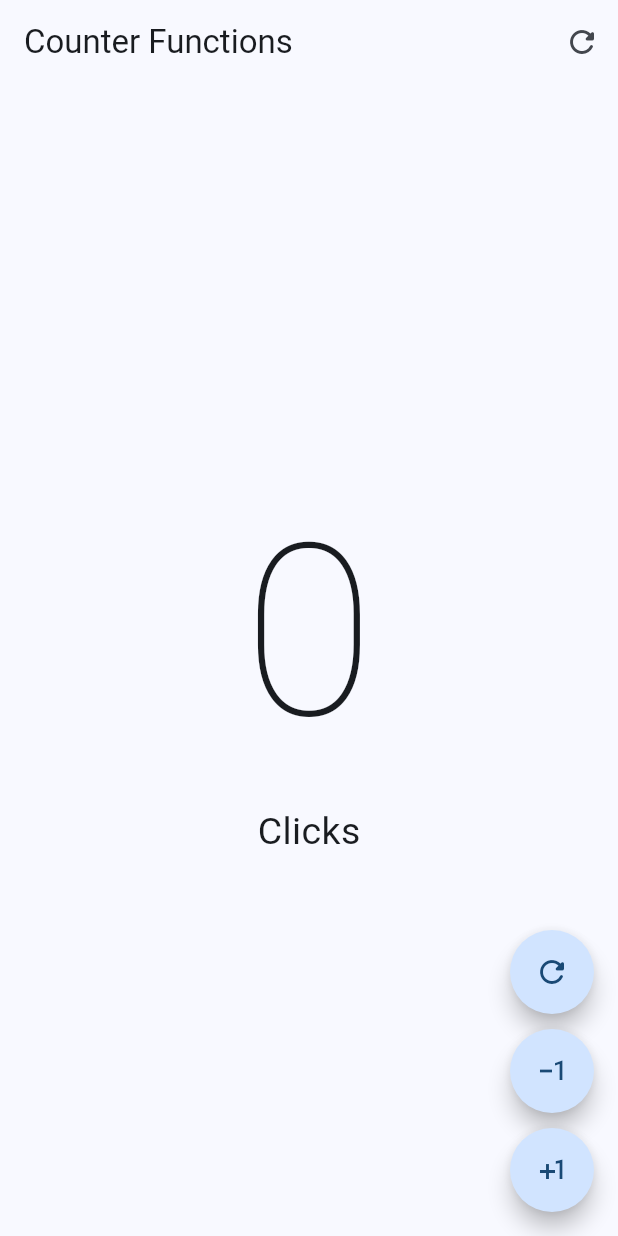
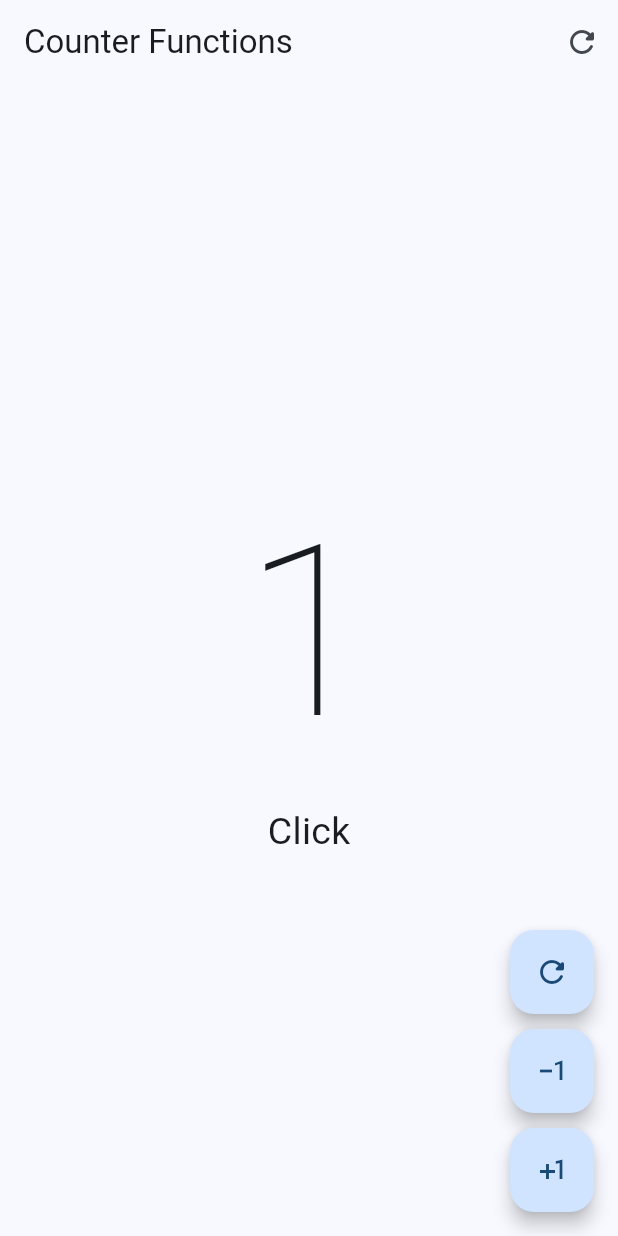
Before and after one commit to camiloaacevedo/flutter-hello-world-app, a Flutter app: the screen it shows after launch, after a tap on the "plus one" icon, on a phone screen of 412 x 824 dp. Run offline on Flutter 3.47's test engine with Material 3 defaults, Android fonts, the phone set to English and light mode, and no system bars.

Commit message:
app finished

```diff
--- a/lib/presentation/screens/counter/counter_functions_screen.dart
+++ b/lib/presentation/screens/counter/counter_functions_screen.dart
@@ -52,15 +52,34 @@ class _CounterFunctionsScreenState extends State<CounterFunctionsScreen> {
       floatingActionButton: Column(
         mainAxisAlignment: MainAxisAlignment.end,
         children: [
-          CustomButton(icon: Icons.refresh_rounded),
+          CustomButton(
+            icon: Icons.refresh_rounded,
+            onPressed: () {
+              clickCounter = 0;
+              setState(() {});
+            },
+          ),
 
           SizedBox(height: 10),
 
-          CustomButton(icon: Icons.exposure_minus_1_outlined),
+          CustomButton(
+            icon: Icons.exposure_minus_1_outlined,
+            onPressed: () {
+              if (clickCounter == 0) return;
+              clickCounter--;
+              setState(() {});
+            },
+          ),
 
           SizedBox(height: 10),
 
-          CustomButton(icon: Icons.plus_one),
+          CustomButton(
+            icon: Icons.plus_one,
+            onPressed: () {
+              clickCounter++;
+              setState(() {});
+            },
+          ),
         ],
       ),
     );
@@ -69,16 +88,17 @@ class _CounterFunctionsScreenState extends State<CounterFunctionsScreen> {
 
 class CustomButton extends StatelessWidget {
   final IconData icon;
-  final onPressed;
+  final VoidCallback? onPressed;
 
-  const CustomButton({super.key, required this.icon});
+  const CustomButton({super.key, required this.icon, this.onPressed});
 
   @override
   Widget build(BuildContext context) {
     return FloatingActionButton(
-      shape: StadiumBorder(),
-
-      onPressed: () {},
+      // shape: StadiumBorder(),
+      enableFeedback: true,
+      elevation: 5,
+      onPressed: onPressed,
       child: Icon(icon),
     );
   }
```
